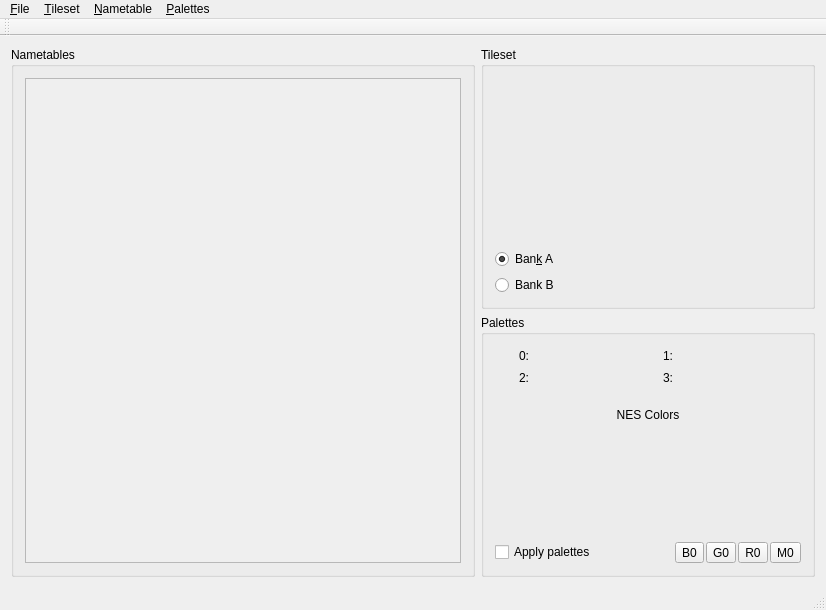
Above: src/mainwindow.ui from jpwhiting/nestool before the change. Below: the same form after it.
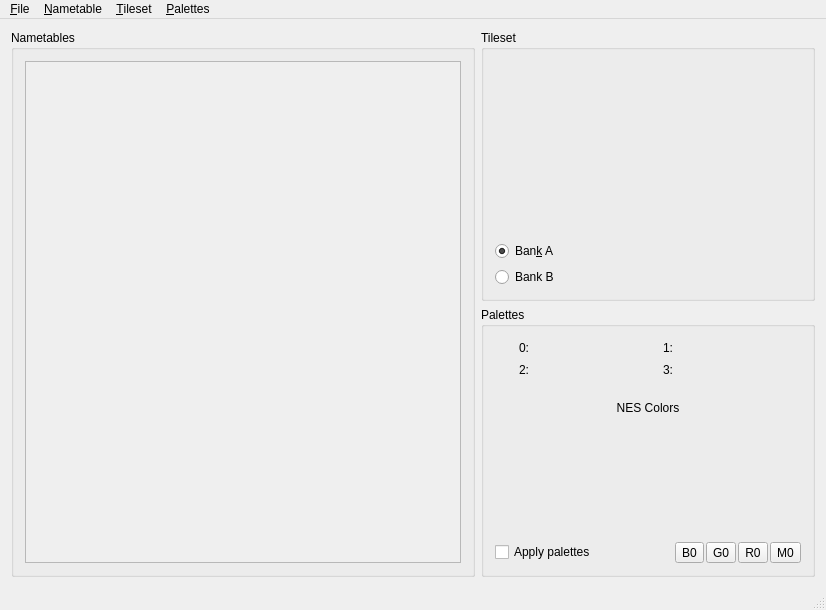
That is the form after the change. Custom widgets are drawn as their Qt base class.

Patch:
```diff
--- a/src/mainwindow.ui
+++ b/src/mainwindow.ui
@@ -1841,7 +1841,7 @@
             <x>0</x>
             <y>0</y>
             <width>437</width>
-            <height>485</height>
+            <height>499</height>
            </rect>
           </property>
          </widget>
@@ -1888,18 +1888,10 @@
     <addaction name="action_Save_Palettes"/>
    </widget>
    <addaction name="menu_File"/>
-   <addaction name="menu_Tileset"/>
    <addaction name="menu_Nametable"/>
+   <addaction name="menu_Tileset"/>
    <addaction name="menu_Palettes"/>
   </widget>
-  <widget class="QToolBar" name="mainToolBar">
-   <attribute name="toolBarArea">
-    <enum>TopToolBarArea</enum>
-   </attribute>
-   <attribute name="toolBarBreak">
-    <bool>false</bool>
-   </attribute>
-  </widget>
   <widget class="QStatusBar" name="statusBar"/>
   <action name="action_Open_Palettes">
    <property name="text">
```
Left out of the diff: 46 changed lines with no effect on the pictures.
